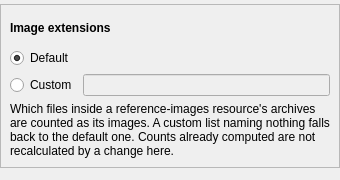
Above: packages/rehuco-agent/src/rehuco_agent/settings/ui/reference_images_page.ui from borco/rehuco before the change. Below: the same form after it.
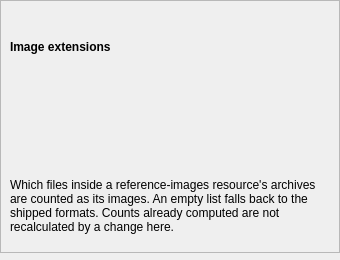
That is the form after the change. Custom widgets are drawn as their Qt base class.

Commit message: refs #231: feat: StringListEditor in borco-pyside, shared by both plugin pages

Patch:
```diff
--- a/packages/rehuco-agent/src/rehuco_agent/settings/ui/reference_images_page.ui
+++ b/packages/rehuco-agent/src/rehuco_agent/settings/ui/reference_images_page.ui
@@ -7,7 +7,7 @@
     <x>0</x>
     <y>0</y>
     <width>340</width>
-    <height>180</height>
+    <height>260</height>
    </rect>
   </property>
   <layout class="QVBoxLayout" name="main_layout">
@@ -25,20 +25,14 @@
    </property>
    <item>
     <widget class="QFrame" name="content_images_frame">
-     <property name="sizePolicy">
-      <sizepolicy hsizetype="Preferred" vsizetype="Maximum">
-       <horstretch>0</horstretch>
-       <verstretch>0</verstretch>
-      </sizepolicy>
-     </property>
      <property name="frameShape">
       <enum>QFrame::Shape::StyledPanel</enum>
      </property>
      <property name="frameShadow">
       <enum>QFrame::Shadow::Raised</enum>
      </property>
-     <layout class="QGridLayout" name="content_images_frame_layout">
-      <item row="0" column="0" colspan="2">
+     <layout class="QVBoxLayout" name="content_images_frame_layout">
+      <item>
        <widget class="QLabel" name="content_images_frame_label">
         <property name="font">
          <font>
@@ -50,53 +44,17 @@
         </property>
        </widget>
       </item>
-      <item row="1" column="0">
-       <widget class="QRadioButton" name="default_radio_button">
-        <property name="text">
-         <string>Default</string>
-        </property>
+      <item>
+       <widget class="StringListEditor" name="extensions_editor">
         <property name="toolTip">
          <string>Count the formats listed beside this option.</string>
         </property>
-        <property name="checked">
-         <bool>true</bool>
-        </property>
        </widget>
       </item>
-      <item row="1" column="1">
-       <widget class="QLabel" name="default_extensions_label">
-        <property name="textInteractionFlags">
-         <set>Qt::TextInteractionFlag::TextSelectableByMouse|Qt::TextInteractionFlag::TextSelectableByKeyboard</set>
-        </property>
-        <property name="toolTip">
-         <string>Selectable — copy it into the custom list as a starting point.</string>
-        </property>
-       </widget>
-      </item>
-      <item row="2" column="0">
-       <widget class="QRadioButton" name="custom_radio_button">
+      <item>
+       <widget class="WrappingLabel" name="note_label">
         <property name="text">
-         <string>Custom</string>
-        </property>
-        <property name="toolTip">
-         <string>Count your own comma-separated list of formats instead.</string>
-        </property>
-       </widget>
-      </item>
-      <item row="2" column="1">
-       <widget class="QLineEdit" name="custom_extensions_edit">
-        <property name="enabled">
-         <bool>false</bool>
-        </property>
-        <property name="toolTip">
-         <string>Comma-separated, e.g. jpg, png, bmp. The leading dot is optional and case does not matter.</string>
-        </property>
-       </widget>
-      </item>
-      <item row="3" column="0" colspan="2">
-       <widget class="QLabel" name="note_label">
-        <property name="text">
-         <string>Which files inside a reference-images resource's archives are counted as its images. A custom list naming nothing falls back to the default one. Counts already computed are not recalculated by a change here.</string>
+         <string>Which files inside a reference-images resource's archives are counted as its images. An empty list falls back to the shipped formats. Counts already computed are not recalculated by a change here.</string>
         </property>
         <property name="wordWrap">
          <bool>true</bool>
@@ -115,6 +73,18 @@
    </item>
   </layout>
  </widget>
+ <customwidgets>
+  <customwidget>
+   <class>StringListEditor</class>
+   <extends>QWidget</extends>
+   <header>borco_pyside.widgets</header>
+  </customwidget>
+  <customwidget>
+   <class>WrappingLabel</class>
+   <extends>QLabel</extends>
+   <header>borco_pyside.widgets</header>
+  </customwidget>
+ </customwidgets>
  <resources/>
  <connections/>
 </ui>
```
Left out of the diff: 2 changed lines with no effect on the pictures. The commit also changes 30 other files.
